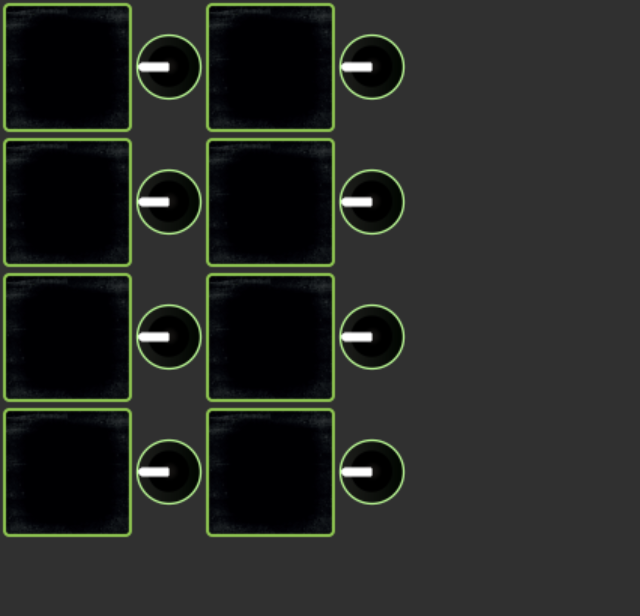
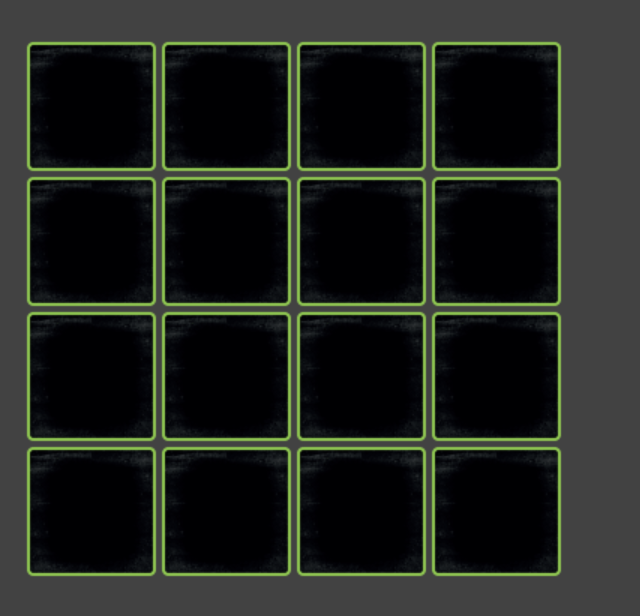
Before and after one commit to gmartind/Pads, an Android app: the screen it shows after launch (MainActivity), on a phone screen of 824 x 412 dp (held sideways). Shown: the whole screen, without its empty margins (0-640 px from the left). Run offline under Robolectric (Android 15) with nearby library versions, the phone set to English and light mode, and no system bars.

Commit message:
Nuevo layout

```diff
--- a/app/src/main/java/com/example/padsii/BankButton.java
+++ b/app/src/main/java/com/example/padsii/BankButton.java
@@ -1,7 +1,6 @@
 package com.example.padsii;
 
 import android.view.View;
-import android.widget.Button;
 import android.widget.ImageButton;
 
 public class BankButton extends But{
--- a/app/src/main/java/com/example/padsii/MainActivity.java
+++ b/app/src/main/java/com/example/padsii/MainActivity.java
@@ -1,18 +1,8 @@
 package com.example.padsii;
 
 import androidx.appcompat.app.AppCompatActivity;
-import android.app.Activity;
-import android.media.MediaPlayer;
 import android.os.Bundle;
-import android.view.View;
-import android.widget.Button;
-import android.widget.ImageButton;
-
 import java.io.Serializable;
-import java.util.ArrayDeque;
-import java.util.LinkedList;
-import java.util.PriorityQueue;
-import java.util.Queue;
 
 public class MainActivity extends AppCompatActivity implements Serializable {
     private PadBank pb;
@@ -22,13 +12,13 @@ public class MainActivity extends AppCompatActivity implements Serializable {
     @Override
     protected void onCreate(Bundle savedInstanceState) {
         super.onCreate(savedInstanceState);
-        setContentView(R.layout.activity_main);
+        setContentView(R.layout.sinknobs);
         initViews();
     } //Launcher !!
 
     public void initViews(){
         pb = new PadBank(this);
-        fb = new FaderBank(this, pb);
+        //fb = new FaderBank(this, pb);
         //ImageButton b = findViewById(R.id.bankButton);
         //bb = new BankButton(b, pb, fb);
     }
--- a/app/src/main/java/com/example/padsii/PadBank.java
+++ b/app/src/main/java/com/example/padsii/PadBank.java
@@ -10,12 +10,12 @@ public class PadBank implements Serializable {
     public PadBank(MainActivity m){
         ac = m;
         bank = false;
-        myPads = new Pad[8];
+        myPads = new Pad[16];
         buildPads();
 
     }           //Constructor
     public void buildPads(){
-        for(int i = 0; i < 8; i++){
+        for(int i = 0; i < 16; i++){
             myPads[i] = new Pad(ac.findViewById(ac.getResources().getIdentifier("button" + Integer.toString(i), "id", ac.getPackageName())),ac);
         }
     }           //Constructor method
--- /dev/null
+++ b/app/src/main/res/layout/sinknobs.xml
@@ -0,0 +1,173 @@
+<?xml version="1.0" encoding="utf-8"?>
+<androidx.constraintlayout.widget.ConstraintLayout xmlns:android="http://schemas.android.com/apk/res/android"
+    xmlns:app="http://schemas.android.com/apk/res-auto"
+    xmlns:tools="http://schemas.android.com/tools"
+    android:layout_width="match_parent"
+    android:layout_height="match_parent"
+    android:background="@color/cardview_dark_background"
+    tools:context=".MainActivity">
+
+
+    <TableLayout
+        android:id="@+id/tableLayout"
+        android:layout_width="wrap_content"
+        android:layout_height="wrap_content"
+        android:layout_marginStart="16dp"
+        android:layout_marginLeft="16dp"
+        app:layout_constraintBottom_toBottomOf="parent"
+        app:layout_constraintStart_toStartOf="parent"
+        app:layout_constraintTop_toTopOf="parent">
+
+        <TableRow
+            android:layout_width="match_parent"
+            android:layout_height="match_parent">
+
+            <ImageButton
+                android:id="@+id/button0"
+                android:layout_width="wrap_content"
+                android:layout_height="wrap_content"
+                android:background="@drawable/pad_normal"
+                android:maxWidth="90dip"
+                android:maxHeight="90dip" />
+
+            <ImageButton
+                android:id="@+id/button1"
+                android:layout_width="wrap_content"
+                android:layout_height="wrap_content"
+                android:background="@drawable/pad_normal"
+                android:maxWidth="90dip"
+                android:maxHeight="90dip" />
+
+            <ImageButton
+                android:id="@+id/button2"
+                android:layout_width="wrap_content"
+                android:layout_height="wrap_content"
+                android:background="@drawable/pad_normal"
+                android:maxWidth="90dip"
+                android:maxHeight="90dip" />
+
+            <ImageButton
+                android:id="@+id/button3"
+                android:layout_width="wrap_content"
+                android:layout_height="wrap_content"
+                android:background="@drawable/pad_normal"
+                android:maxWidth="90dip"
+                android:maxHeight="90dip" />
+
+        </TableRow>
+
+        <TableRow
+            android:layout_width="match_parent"
+            android:layout_height="match_parent">
+
+            <ImageButton
+                android:id="@+id/button4"
+                android:layout_width="wrap_content"
+                android:layout_height="wrap_content"
+                android:background="@drawable/pad_normal"
+                android:maxWidth="90dip"
+                android:maxHeight="90dip" />
+
+            <ImageButton
+                android:id="@+id/button5"
+                android:layout_width="wrap_content"
+                android:layout_height="wrap_content"
+                android:background="@drawable/pad_normal"
+                android:maxWidth="90dip"
+                android:maxHeight="90dip" />
+
+            <ImageButton
+                android:id="@+id/button6"
+                android:layout_width="wrap_content"
+                android:layout_height="wrap_content"
+                android:background="@drawable/pad_normal"
+                android:maxWidth="90dip"
+                android:maxHeight="90dip" />
+
+            <ImageButton
+                android:id="@+id/button7"
+                android:layout_width="wrap_content"
+                android:layout_height="wrap_content"
+                android:background="@drawable/pad_normal"
+                android:maxWidth="90dip"
+                android:maxHeight="90dip" />
+
+        </TableRow>
+
+        <TableRow
+            android:layout_width="match_parent"
+            android:layout_height="match_parent">
+
+            <ImageButton
+                android:id="@+id/button8"
+                android:layout_width="wrap_content"
+                android:layout_height="wrap_content"
+                android:background="@drawable/pad_normal"
+                android:maxWidth="90dip"
+                android:maxHeight="90dip" />
+
+            <ImageButton
+                android:id="@+id/button9"
+                android:layout_width="wrap_content"
+                android:layout_height="wrap_content"
+                android:background="@drawable/pad_normal"
+                android:maxWidth="90dip"
+                android:maxHeight="90dip" />
+
+            <ImageButton
+                android:id="@+id/button10"
+                android:layout_width="wrap_content"
+                android:layout_height="wrap_content"
+                android:background="@drawable/pad_normal"
+                android:maxWidth="90dip"
+                android:maxHeight="90dip" />
+
+            <ImageButton
+                android:id="@+id/button11"
+                android:layout_width="wrap_content"
+                android:layout_height="wrap_content"
+                android:background="@drawable/pad_normal"
+                android:maxWidth="90dip"
+                android:maxHeight="90dip" />
+
+        </TableRow>
+
+        <TableRow
+            android:layout_width="match_parent"
+            android:layout_height="match_parent">
+
+            <ImageButton
+                android:id="@+id/button12"
+                android:layout_width="wrap_content"
+                android:layout_height="wrap_content"
+                android:background="@drawable/pad_normal"
+                android:maxWidth="90dip"
+                android:maxHeight="90dip" />
+
+            <ImageButton
+                android:id="@+id/button13"
+                android:layout_width="wrap_content"
+                android:layout_height="wrap_content"
+                android:background="@drawable/pad_normal"
+                android:maxWidth="90dip"
+                android:maxHeight="90dip" />
+
+            <ImageButton
+                android:id="@+id/button14"
+                android:layout_width="wrap_content"
+                android:layout_height="wrap_content"
+                android:background="@drawable/pad_normal"
+                android:maxWidth="90dip"
+                android:maxHeight="90dip" />
+
+            <ImageButton
+                android:id="@+id/button15"
+                android:layout_width="wrap_content"
+                android:layout_height="wrap_content"
+                android:background="@drawable/pad_normal"
+                android:maxWidth="90dip"
+                android:maxHeight="90dip" />
+        </TableRow>
+    </TableLayout>
+
+</androidx.constraintlayout.widget.ConstraintLayout>
```
